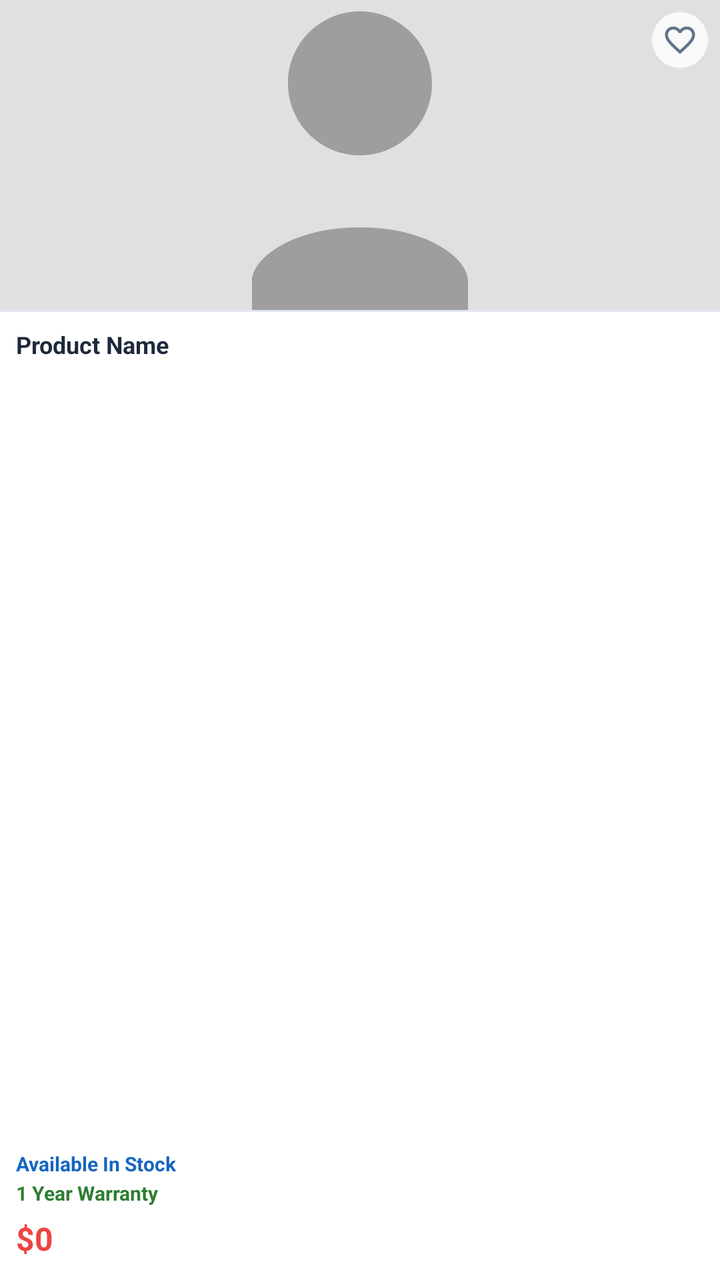
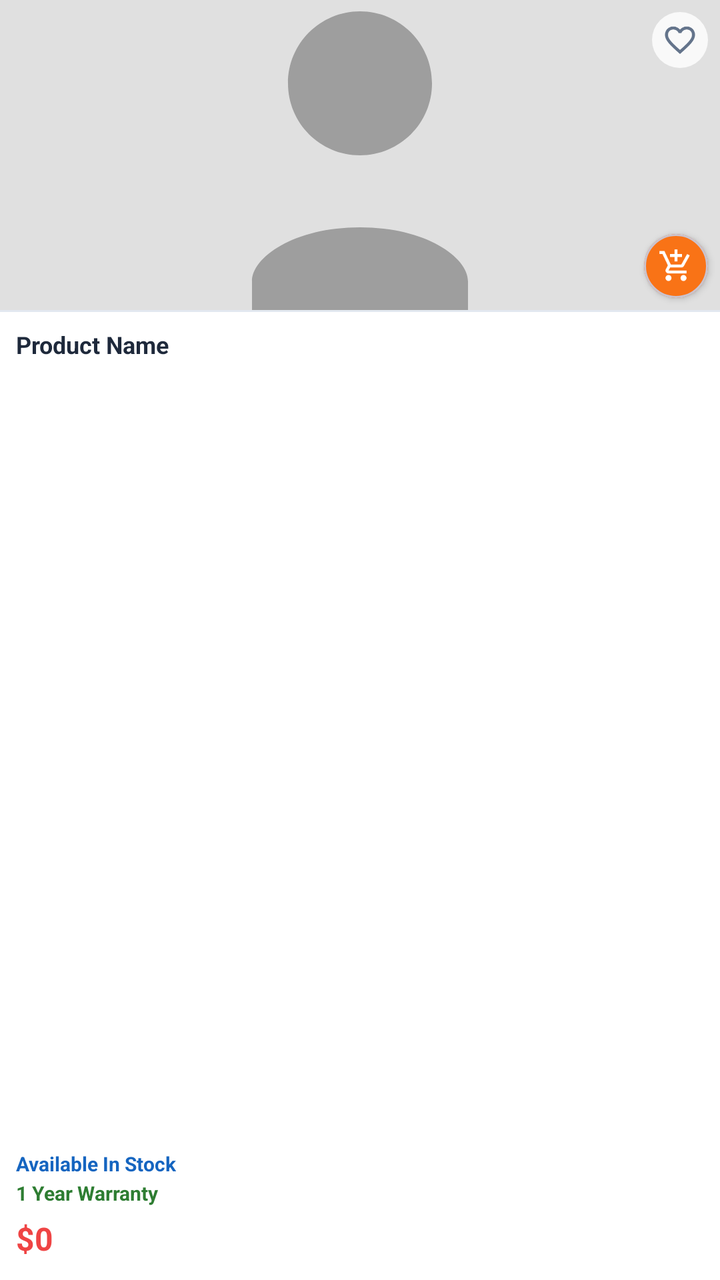

An Android layout rendered at two revisions. The XML below is the earlier revision; the diff shows what the commit changed to produce the second picture.
<!-- AndroidManifest.xml: application theme Theme.BeckieDealApp -->
<!-- res/layout/product_card.xml -->
﻿<?xml version="1.0" encoding="utf-8"?>

<com.google.android.material.card.MaterialCardView
    xmlns:android="http://schemas.android.com/apk/res/android"
    xmlns:app="http://schemas.android.com/apk/res-auto"
    android:layout_width="match_parent"
    android:layout_height="wrap_content"
    android:layout_margin="2dp"
    app:cardCornerRadius="0dp"
    app:cardElevation="0dp"
    app:strokeWidth="0dp"
    app:cardBackgroundColor="@color/surface">

    
    <LinearLayout
        android:layout_width="match_parent"
        android:layout_height="match_parent"
        android:orientation="vertical">

        
        <FrameLayout
            android:layout_width="match_parent"
            android:layout_height="155dp"
            android:background="@color/card_bg_secondary">

            <ImageView
                android:id="@+id/productImage"
                android:layout_width="match_parent"
                android:layout_height="match_parent"
                android:scaleType="centerCrop"
                android:src="@drawable/placeholder_image" />

            
            <ImageView
                android:id="@+id/favoriteIcon"
                android:layout_width="28dp"
                android:layout_height="28dp"
                android:layout_gravity="top|end"
                android:layout_margin="6dp"
                android:background="@drawable/favorite_background"
                android:padding="5dp"
                android:src="@drawable/ic_favorite_border"
                app:tint="@color/text_secondary" />

        </FrameLayout>

        
        <View
            android:layout_width="match_parent"
            android:layout_height="1dp"
            android:background="@color/border_color" />

        
        <LinearLayout
            android:layout_width="match_parent"
            android:layout_height="0dp"
            android:layout_weight="1"
            android:orientation="vertical"
            android:paddingHorizontal="8dp"
            android:paddingTop="8dp"
            android:paddingBottom="10dp">

            
            <TextView
                android:id="@+id/productName"
                android:layout_width="match_parent"
                android:layout_height="wrap_content"
                android:text="Product Name"
                android:textColor="@color/text_primary"
                android:textSize="@dimen/text_size_caption"
                android:textStyle="bold"
                android:maxLines="2"
                android:ellipsize="end" />

            
            <TextView
                android:id="@+id/productVariant"
                android:layout_width="match_parent"
                android:layout_height="wrap_content"
                android:layout_marginTop="2dp"
                android:text=""
                android:textColor="@color/text_secondary"
                android:textSize="@dimen/text_size_overline"
                android:maxLines="1"
                android:ellipsize="end"
                android:visibility="gone" />

            
            <Space
                android:layout_width="0dp"
                android:layout_height="0dp"
                android:layout_weight="1" />

            
            <TextView
                android:id="@+id/stockStatus"
                android:layout_width="wrap_content"
                android:layout_height="wrap_content"
                android:text="Available In Stock"
                android:textColor="#1565C0"
                android:textSize="@dimen/text_size_overline"
                android:textStyle="bold" />

            
            <TextView
                android:id="@+id/warrantyText"
                android:layout_width="wrap_content"
                android:layout_height="wrap_content"
                android:layout_marginTop="1dp"
                android:text="1 Year Warranty"
                android:textColor="#2E7D32"
                android:textSize="@dimen/text_size_overline"
                android:textStyle="bold" />

            
            <TextView
                android:id="@+id/skuText"
                android:layout_width="wrap_content"
                android:layout_height="wrap_content"
                android:layout_marginTop="1dp"
                android:text=""
                android:textColor="#00897B"
                android:textSize="@dimen/text_size_overline"
                android:textStyle="bold"
                android:visibility="gone" />

            
            <TextView
                android:id="@+id/productPrice"
                android:layout_width="wrap_content"
                android:layout_height="wrap_content"
                android:layout_marginTop="5dp"
                android:text="$0"
                android:textColor="@color/red_error"
                android:textSize="@dimen/text_size_body_large"
                android:textStyle="bold" />

            
            <TextView
                android:id="@+id/productSpecs"
                android:layout_width="match_parent"
                android:layout_height="wrap_content"
                android:layout_marginTop="4dp"
                android:text=""
                android:textColor="@color/text_secondary"
                android:textSize="@dimen/text_size_overline"
                android:lineSpacingMultiplier="1.3"
                android:maxLines="3"
                android:ellipsize="end"
                android:visibility="gone" />

            
            <TextView
                android:id="@+id/freeItemsText"
                android:layout_width="wrap_content"
                android:layout_height="wrap_content"
                android:layout_marginTop="2dp"
                android:text=""
                android:textColor="@color/red_error"
                android:textSize="@dimen/text_size_overline"
                android:textStyle="italic"
                android:visibility="gone" />

        </LinearLayout>

    </LinearLayout>

</com.google.android.material.card.MaterialCardView>
<!-- resources referenced by this layout -->
<resources>
  <color name="border_color">#E2E8F0</color>
  <color name="card_bg_secondary">#F1F5F9</color>
  <color name="red_error">#EF4444</color>
  <color name="surface">#FFFFFF</color>
  <color name="text_primary">#1E293B</color>
  <color name="text_secondary">#64748B</color>
  <dimen name="text_size_body_large">15sp</dimen>
  <dimen name="text_size_caption">11sp</dimen>
  <dimen name="text_size_overline">9sp</dimen>
  <!-- drawable favorite_background (drawable) -->
  <?xml version="1.0" encoding="utf-8"?>
  <shape xmlns:android="http://schemas.android.com/apk/res/android"
      android:shape="oval">
      <solid android:color="#CCFFFFFF" />
  </shape>
  <!-- drawable placeholder_image (drawable) -->
  <?xml version="1.0" encoding="utf-8"?>
  <vector xmlns:android="http://schemas.android.com/apk/res/android"
      android:width="200dp"
      android:height="200dp"
      android:viewportWidth="200"
      android:viewportHeight="200">
  
      
      <path
          android:fillColor="#E0E0E0"
          android:pathData="M0,0h200v200h-200z" />
  
      
      <path
          android:fillColor="#9E9E9E"
          android:pathData="M100,60c11.05,0 20,8.95 20,20s-8.95,20 -20,20 -20,-8.95 -20,-20 8.95,-20 20,-20zM100,120c18.28,0 30,8.28 30,15v20H70v-20c0,-6.72 11.72,-15 30,-15z" />
  </vector>
  <style name="Theme.BeckieDealApp" parent="Base.Theme.BeckieDealApp">
          <item name="buttonStyle">@style/Widget.App.Button</item>
          <item name="materialButtonStyle">@style/Widget.App.Button</item>
      </style>
  <style name="Widget.App.Button" parent="Widget.Material3.Button">
          <item name="shapeAppearance">@style/ShapeAppearance.App.Button.Pill</item>
      </style>
  <color name="primary">#F97316</color>
  <color name="on_primary">#FFFFFF</color>
  <color name="primary_container">#F97316</color>
  <color name="on_primary_container">#582200</color>
  <color name="background">#F8FAFC</color>
  <color name="on_surface">#251913</color>
  <style name="ShapeAppearance.App.Button.Pill" parent="">
          <item name="cornerFamily">rounded</item>
          <item name="cornerSize">50%</item>
      </style>
  <style name="Widget.App.BottomNav.ActiveIndicator" parent="Widget.Material3.BottomNavigationView.ActiveIndicator">
          <item name="android:color">@color/nav_indicator_fill</item>
          <item name="android:width">80dp</item>
          <item name="android:height">36dp</item>
          <item name="shapeAppearance">@style/ShapeAppearance.App.BottomNav.ActiveIndicator</item>
      </style>
  <color name="nav_indicator_fill">#FFF1EB</color>
  <style name="ShapeAppearance.App.BottomNav.ActiveIndicator" parent="">
          <item name="cornerFamily">rounded</item>
          <item name="cornerSize">50%</item>
      </style>
  <!-- unchanged entries left out for length: 3 -->
</resources>

<!-- the commit's change to res/layout/product_card.xml (unified diff, before → after) -->
@@ -41,6 +41,24 @@
                 android:padding="5dp"
                 android:src="@drawable/ic_favorite_border"
                 app:tint="@color/text_secondary" />
+
+            
+            <com.google.android.material.card.MaterialCardView
+                android:id="@+id/quickAddToCartButton"
+                android:layout_width="32dp"
+                android:layout_height="32dp"
+                android:layout_gravity="bottom|end"
+                android:layout_margin="6dp"
+                app:cardCornerRadius="16dp"
+                app:cardElevation="2dp"
+                app:cardBackgroundColor="@color/primary">
+                <ImageView
+                    android:layout_width="18dp"
+                    android:layout_height="18dp"
+                    android:layout_gravity="center"
+                    android:src="@drawable/add_shopping_cart_24"
+                    app:tint="@color/white_fixed" />
+            </com.google.android.material.card.MaterialCardView>
 
         </FrameLayout>
 
<!-- resource entries referenced after the edit -->
@@ -6,9 +6,20 @@
   <color name="surface">#FFFFFF</color>
   <color name="text_primary">#1E293B</color>
   <color name="text_secondary">#64748B</color>
+  <color name="white_fixed">#FFFFFF</color>
   <dimen name="text_size_body_large">15sp</dimen>
   <dimen name="text_size_caption">11sp</dimen>
   <dimen name="text_size_overline">9sp</dimen>
+  <!-- drawable add_shopping_cart_24 (drawable) -->
+  <vector xmlns:android="http://schemas.android.com/apk/res/android"
+      android:width="24dp"
+      android:height="24dp"
+      android:viewportWidth="24"
+      android:viewportHeight="24">
+      <path
+          android:fillColor="@android:color/white"
+          android:pathData="M11,9V6H8V4h3V1h2v3h3v2h-3v3h-2ZM7,22q-0.825,0 -1.413,-0.588T5,20q0,-0.825 0.588,-1.413T7,18q0.825,0 1.413,0.588T9,20q0,0.825 -0.588,1.413T7,22ZM17,22q-0.825,0 -1.413,-0.588T15,20q0,-0.825 0.588,-1.413T17,18q0.825,0 1.413,0.588T19,20q0,0.825 -0.588,1.413T17,22ZM7,17q-1.125,0 -1.725,-0.988T5.25,14.05L6.6,11.6L3,4H1V2h3.275l4.25,9h7.025l3.875,-7l1.75,0.95l-3.875,7q-0.275,0.5 -0.725,0.775T15.55,13H8.1L7,15h12v2H7Z" />
+  </vector>
   <!-- drawable favorite_background (drawable) -->
   <?xml version="1.0" encoding="utf-8"?>
   <shape xmlns:android="http://schemas.android.com/apk/res/android"
